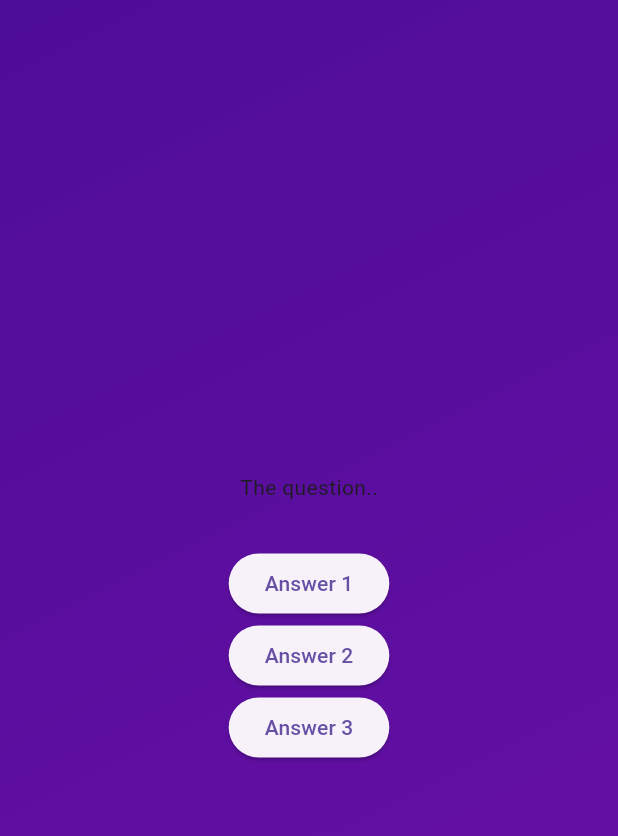
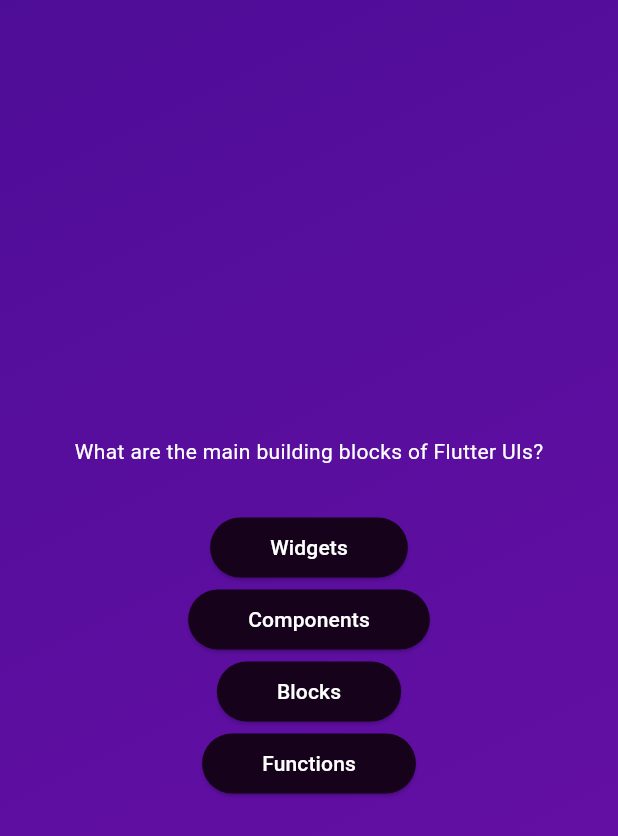
Before and after one commit to keyforedu/learnFlutter, a Flutter app: the screen it shows after launch, after a tap on "Start Quiz", on a phone screen of 412 x 824 dp. Shown: the top 836 px of the screen. Run offline on Flutter 3.47's test engine with Material 3 defaults, Android fonts, the phone set to English and light mode, and no system bars.

Commit message:
hard code list values

```diff
--- /dev/null
+++ b/adv_basics/lib/models/answer_button.dart
@@ -0,0 +1,23 @@
+import 'package:flutter/material.dart';
+
+class AnswerButton extends StatelessWidget {
+  const AnswerButton(
+      {super.key, required this.answerText, required this.onTap});
+
+  final String answerText;
+  final void Function() onTap;
+
+  @override
+  Widget build(context) {
+    return ElevatedButton(
+      onPressed: onTap,
+      style: ElevatedButton.styleFrom(
+          padding: const EdgeInsets.symmetric(vertical: 10, horizontal: 40),
+          backgroundColor: Color.fromARGB(255, 22, 2, 26),
+          foregroundColor: Colors.white,
+          shape:
+              RoundedRectangleBorder(borderRadius: BorderRadius.circular(40))),
+      child: Text(answerText),
+    );
+  }
+}
--- a/adv_basics/lib/questions_screen.dart
+++ b/adv_basics/lib/questions_screen.dart
@@ -1,4 +1,6 @@
 import 'package:flutter/material.dart';
+import 'package:adv_basics/models/answer_button.dart';
+import 'package:adv_basics/data/questions.dart';
 
 class QuestionsScreen extends StatefulWidget {
   const QuestionsScreen({super.key});
@@ -12,24 +14,35 @@
 class _QuestionsScreenState extends State<QuestionsScreen> {
   @override
   Widget build(context) {
+    final currentQuestion = questions[0];
+
     return SizedBox(
       width: double.infinity,
       child: Column(
         mainAxisAlignment: MainAxisAlignment.center,
         children: [
-          const Text('The question..'),
+          Text(
+            currentQuestion.text,
+            style: const TextStyle(
+              color: Colors.white,
+            ),
+          ),
           const SizedBox(height: 30),
-          ElevatedButton(
-            onPressed: () {},
-            child: const Text('Answer 1'),
+          AnswerButton(
+            answerText: currentQuestion.answers[0],
+            onTap: () {},
           ),
-          ElevatedButton(
-            onPressed: () {},
-            child: const Text('Answer 2'),
+          AnswerButton(
+            answerText: currentQuestion.answers[1],
+            onTap: () {},
           ),
-          ElevatedButton(
-            onPressed: () {},
-            child: const Text('Answer 3'),
+          AnswerButton(
+            answerText: currentQuestion.answers[2],
+            onTap: () {},
+          ),
+          AnswerButton(
+            answerText: currentQuestion.answers[3],
+            onTap: () {},
           ),
         ],
       ),
```
